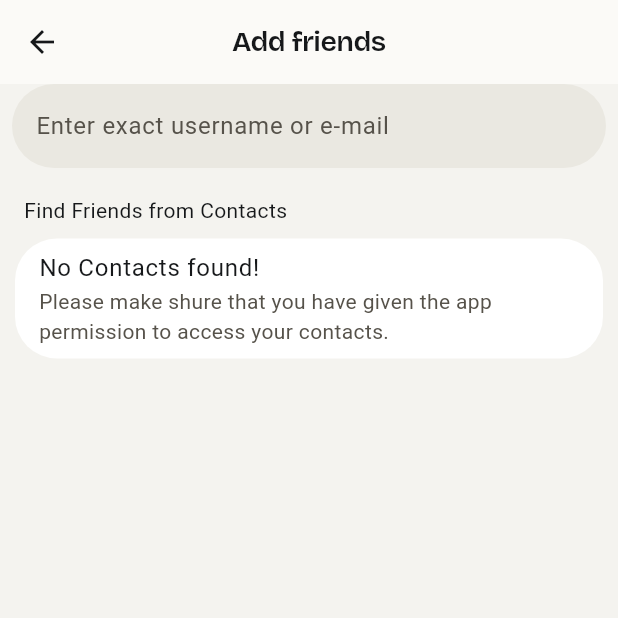
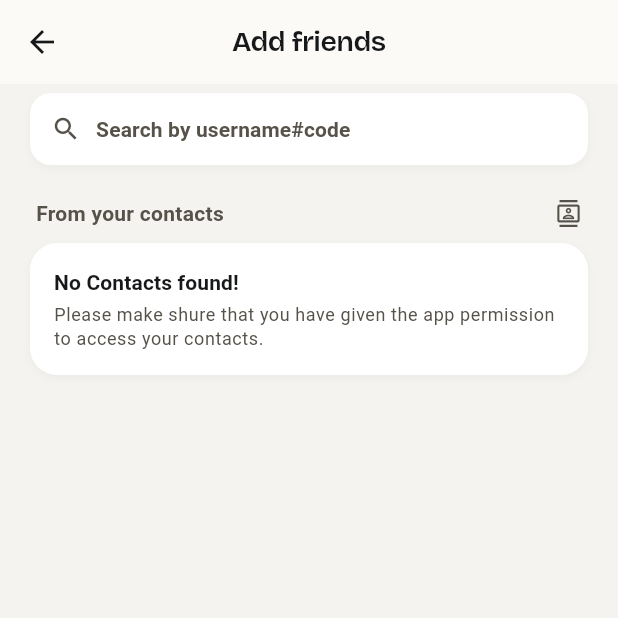
Before and after one commit to deun-at/deun, a Flutter app: the FriendAddPage screen opened directly, on a phone screen of 412 x 824 dp, the top half of it. Run offline on Flutter 3.47's test engine with Material 3 defaults, Android fonts, the phone set to English and light mode, and no system bars; our stand-ins replace app_links, equatable, firebase_core, firebase_messaging, fl_chart, flutter_contacts and 13 more; missing offline and left inert: async_preferences, google_mlkit_text_recognition, mobile_scanner, supabase_auth_ui, universal_html; accounts and stored records are empty; generated files the repository leaves out were written again.

Commit message:
E5-T2: Restyle add-friend search + contacts (Screen 15a)
Search field, live username#code results, and contact suggestions restyled
with FriendAddRow (MemberAvatar + handle + Add/Requested pill); pure
friend_add_button_state helper. Reuses existing search/add providers,
routes, and Supabase queries. (Subagent work; finished cleanup of an unused
local + committed by controller after the agent dropped on an API error.)

Co-Authored-By: Claude Opus 4.8 <noreply@anthropic.com>

```diff
--- a/lib/l10n/app_de.arb
+++ b/lib/l10n/app_de.arb
@@ -179,6 +179,9 @@
   "addFriendshipNoResult": "Es wurden keine Freunde gefunden.",
   "addFriendshipAmbiguousUsername": "Mehrere Benutzer haben diesen Namen. Suche mit dem vollständigen Benutzername#Code.",
   "addFriendshipContactOpenSettings": "Erlauben",
+  "addFriendshipSearchHint": "Nach Benutzername#Code suchen",
+  "addFriendshipFromContacts": "Aus deinen Kontakten",
+  "addFriendshipRequestedButton": "Angefragt",
   "requestFriendship": "Freund hinzufügen",
   "friendsPending": "Ausstehende Freundschaften",
   "friendshipRequestSent": "Freundschaftsanfrage gesendet.",
--- a/lib/l10n/app_en.arb
+++ b/lib/l10n/app_en.arb
@@ -644,6 +644,12 @@
   "@addFriendshipRequestNoResult": {},
   "addFriendshipContactNoResult": "No Contacts found!",
   "@addFriendshipContactNoResult": {},
+  "addFriendshipSearchHint": "Search by username#code",
+  "@addFriendshipSearchHint": {},
+  "addFriendshipFromContacts": "From your contacts",
+  "@addFriendshipFromContacts": {},
+  "addFriendshipRequestedButton": "Requested",
+  "@addFriendshipRequestedButton": {},
   "requestFriendship": "Add friend",
   "@requestFriendship": {},
   "friendsPending": "Pending",
--- a/lib/l10n/app_localizations.dart
+++ b/lib/l10n/app_localizations.dart
@@ -1187,6 +1187,24 @@ abstract class AppLocalizations {
   /// **'No Contacts found!'**
   String get addFriendshipContactNoResult;
 
+  /// No description provided for @addFriendshipSearchHint.
+  ///
+  /// In en, this message translates to:
+  /// **'Search by username#code'**
+  String get addFriendshipSearchHint;
+
+  /// No description provided for @addFriendshipFromContacts.
+  ///
+  /// In en, this message translates to:
+  /// **'From your contacts'**
+  String get addFriendshipFromContacts;
+
+  /// No description provided for @addFriendshipRequestedButton.
+  ///
+  /// In en, this message translates to:
+  /// **'Requested'**
+  String get addFriendshipRequestedButton;
+
   /// No description provided for @requestFriendship.
   ///
   /// In en, this message translates to:
--- a/lib/l10n/app_localizations_en.dart
+++ b/lib/l10n/app_localizations_en.dart
@@ -684,6 +684,15 @@ class AppLocalizationsEn extends AppLocalizations {
   String get addFriendshipContactNoResult => 'No Contacts found!';
 
   @override
+  String get addFriendshipSearchHint => 'Search by username#code';
+
+  @override
+  String get addFriendshipFromContacts => 'From your contacts';
+
+  @override
+  String get addFriendshipRequestedButton => 'Requested';
+
+  @override
   String get requestFriendship => 'Add friend';
 
   @override
--- a/lib/pages/friends/presentation/contact_suggestion_list.dart
+++ b/lib/pages/friends/presentation/contact_suggestion_list.dart
@@ -1,17 +1,23 @@
 import 'package:deun/l10n/app_localizations.dart';
+import 'package:deun/pages/friends/presentation/friend_add_row.dart';
 import 'package:deun/pages/users/user_model.dart';
-import 'package:deun/widgets/card_list_view_builder.dart';
+import 'package:deun/widgets/restyle/section_label.dart';
+import 'package:deun/widgets/restyle/soft_card.dart';
 import 'package:deun/widgets/shimmer_card_list.dart';
 import 'package:flutter/material.dart';
 
-import '../../../widgets/user_avatar.dart';
-
+/// Restyled "From your contacts" section (Screen 15a): a [SectionLabel] with a
+/// contacts glyph over a [SoftCard] of [FriendAddRow]s, plus an inline
+/// permission prompt when contact access was denied.
 class ContactSuggestionList extends StatelessWidget {
   final List<SupaUser> contactSuggestions;
   final Function(String userEmail, String displayName) onRequest;
   final bool isLoading;
   final bool contactPermissionDenied;
   final VoidCallback? onRequestPermission;
+
+  /// Emails already requested in this session — flips a row to "Requested".
+  final Set<String> requestedEmails;
 
   const ContactSuggestionList({
     super.key,
@@ -20,69 +26,103 @@ class ContactSuggestionList extends StatelessWidget {
     required this.isLoading,
     this.contactPermissionDenied = false,
     this.onRequestPermission,
+    this.requestedEmails = const {},
   });
 
   @override
   Widget build(BuildContext context) {
-    Widget title = ListTile(
-      enabled: false,
-      minTileHeight: 1,
-      title: Padding(
-        padding: const EdgeInsetsGeometry.only(top: 10),
-        child: Text(
-          AppLocalizations.of(context)!.addFriendshipAllContacts,
-          style: Theme.of(context).textTheme.bodyMedium,
+    final l10n = AppLocalizations.of(context)!;
+    final colorScheme = Theme.of(context).colorScheme;
+
+    final header = Padding(
+      padding: const EdgeInsets.fromLTRB(4, 4, 4, 10),
+      child: SectionLabel(
+        l10n.addFriendshipFromContacts,
+        trailing: Icon(
+          Icons.contacts_outlined,
+          size: 18,
+          color: colorScheme.onSurfaceVariant,
         ),
       ),
     );
 
+    Widget body;
     if (isLoading) {
-      return Column(children: [
-        title,
-        const ShimmerCardList(height: 50, listEntryLength: 3),
-      ]);
-    }
-
-    List<Widget> widgets = List.empty(growable: true);
-
-    if (contactSuggestions.isEmpty) {
-      widgets.add(ListTile(
-        title: Text(AppLocalizations.of(context)!.addFriendshipContactNoResult),
-        subtitle: Text(AppLocalizations.of(context)!
-            .addFriendshipContactPermissionSubtitle),
-        trailing: contactPermissionDenied && onRequestPermission != null
-            ? FilledButton.tonal(
-                onPressed: onRequestPermission,
-                child: Text(AppLocalizations.of(context)!.addFriendshipContactOpenSettings),
-              )
-            : null,
-      ));
+      body = const ShimmerCardList(height: 64, listEntryLength: 3);
+    } else if (contactSuggestions.isEmpty) {
+      body = _ContactEmptyCard(
+        contactPermissionDenied: contactPermissionDenied,
+        onRequestPermission: onRequestPermission,
+      );
     } else {
-      widgets.addAll(
-        contactSuggestions.map(
-          (user) {
-            return ListTile(
-              leading: UserAvatar(displayName: user.displayName, radius: 18),
-              title: Text(user.displayName),
-              subtitle: Text(user.fullUsername),
-              trailing: FilledButton(
-                child: Row(
-                  mainAxisSize: MainAxisSize.min,
-                  mainAxisAlignment: MainAxisAlignment.center,
-                  children: [
-                    const Icon(Icons.person_add_outlined),
-                    const SizedBox(width: 5),
-                    Text(AppLocalizations.of(context)!.add),
-                  ],
-                ),
-                onPressed: () => onRequest(user.email, user.displayName),
+      body = SoftCard(
+        padding: const EdgeInsets.symmetric(vertical: 6),
+        child: Column(
+          children: [
+            for (final user in contactSuggestions)
+              FriendAddRow(
+                user: user,
+                isRequested: requestedEmails
+                    .any((e) => e.toLowerCase() == user.email.toLowerCase()),
+                onRequest: () => onRequest(user.email, user.displayName),
               ),
-            );
-          },
+          ],
         ),
       );
     }
 
-    return Column(children: [title, CardColumn(children: widgets)]);
+    return Padding(
+      padding: const EdgeInsets.fromLTRB(20, 6, 20, 24),
+      child: Column(
+        crossAxisAlignment: CrossAxisAlignment.stretch,
+        children: [header, body],
+      ),
+    );
   }
 }
+
+/// Empty / permission-denied state for the contacts section.
+class _ContactEmptyCard extends StatelessWidget {
+  const _ContactEmptyCard({
+    required this.contactPermissionDenied,
+    required this.onRequestPermission,
+  });
+
+  final bool contactPermissionDenied;
+  final VoidCallback? onRequestPermission;
+
+  @override
+  Widget build(BuildContext context) {
+    final l10n = AppLocalizations.of(context)!;
+    final textTheme = Theme.of(context).textTheme;
+    final colorScheme = Theme.of(context).colorScheme;
+    final showAllow = contactPermissionDenied && onRequestPermission != null;
+
+    return SoftCard(
+      child: Column(
+        crossAxisAlignment: CrossAxisAlignment.start,
+        children: [
+          Text(
+            l10n.addFriendshipContactNoResult,
+            style: textTheme.titleSmall?.copyWith(fontWeight: FontWeight.w700),
+          ),
+          const SizedBox(height: 4),
+          Text(
+            l10n.addFriendshipContactPermissionSubtitle,
+            style: textTheme.bodySmall?.copyWith(color: colorScheme.onSurfaceVariant),
+          ),
+          if (showAllow) ...[
+            const SizedBox(height: 12),
+            Align(
+              alignment: Alignment.centerLeft,
+              child: FilledButton.tonal(
+                onPressed: onRequestPermission,
+                child: Text(l10n.addFriendshipContactOpenSettings),
+              ),
+            ),
+          ],
+        ],
+      ),
+    );
+  }
+}
--- a/lib/pages/friends/presentation/friend_add_page.dart
+++ b/lib/pages/friends/presentation/friend_add_page.dart
@@ -20,6 +20,10 @@ class _FriendAddPageState extends ConsumerState<FriendAddPage> {
   late final TextEditingController _searchController;
   late final FocusNode _searchFocusNode;
   Timer? _debounce;
+
+  /// Emails the user has requested in this session. Flips the per-row button to
+  /// "Requested" immediately, before the provider's exclusion-list refresh lands.
+  final Set<String> _requestedEmails = {};
 
   @override
   void initState() {
@@ -46,28 +50,30 @@ class _FriendAddPageState extends ConsumerState<FriendAddPage> {
 
   @override
   Widget build(BuildContext context) {
+    final l10n = AppLocalizations.of(context)!;
     return Scaffold(
       appBar: AppBar(
-        title: Text(AppLocalizations.of(context)!.addFriends),
+        title: Text(l10n.addFriends),
         centerTitle: true,
       ),
-      body: Column(
+      body: SafeArea(
+        top: false,
+        child: Column(
           children: [
-          // SearchBar is outside the provider-watched subtree so it never
+            // Search field is outside the provider-watched subtree so it never
             // rebuilds when results change — prevents keyboard dismissal.
             Padding(
-            padding: const EdgeInsets.only(left: 8.0, right: 8.0),
-            child: SearchBar(
+              padding: const EdgeInsets.fromLTRB(20, 6, 20, 12),
+              child: _SearchField(
                 controller: _searchController,
                 focusNode: _searchFocusNode,
-              elevation: WidgetStateProperty.all(0),
-              hintText:
-                  AppLocalizations.of(context)!.addFriendshipSelectionEmpty,
+                hintText: l10n.addFriendshipSearchHint,
                 onChanged: _onSearchChanged,
               ),
             ),
             Expanded(
               child: _FriendAddResults(
+                requestedEmails: _requestedEmails,
                 onRequest: _requestFriendship,
                 onRequestContactPermission: () {
                   ref.read(friendAddProvider.notifier).retryContactPermission();
@@ -76,6 +82,7 @@ class _FriendAddPageState extends ConsumerState<FriendAddPage> {
             ),
           ],
         ),
+      ),
     );
   }
 
@@ -83,27 +90,95 @@ class _FriendAddPageState extends ConsumerState<FriendAddPage> {
     try {
       await FriendshipRepository.request(userEmail);
       if (!mounted) return;
-      showSnackBar(context,
-          AppLocalizations.of(context)!.friendshipRequestSent(displayName));
+      setState(() => _requestedEmails.add(userEmail));
+      showSnackBar(context, l10nOf(context).friendshipRequestSent(displayName));
       sendFriendRequestNotification(context, {userEmail});
       unawaited(ref.read(friendAddProvider.notifier).refresh());
     } catch (e) {
       if (!mounted) return;
-      showSnackBar(context, AppLocalizations.of(context)!.generalError);
+      showSnackBar(context, l10nOf(context).generalError);
+    }
   }
 }
 
+AppLocalizations l10nOf(BuildContext context) => AppLocalizations.of(context)!;
+
+/// Restyled inset search field: a [SoftCard]-style rounded surface with a
+/// leading search glyph and a borderless text field.
+class _SearchField extends StatelessWidget {
+  const _SearchField({
+    required this.controller,
+    required this.focusNode,
+    required this.hintText,
+    required this.onChanged,
+  });
+
+  final TextEditingController controller;
+  final FocusNode focusNode;
+  final String hintText;
+  final ValueChanged<String> onChanged;
+
+  @override
+  Widget build(BuildContext context) {
+    final colorScheme = Theme.of(context).colorScheme;
+    final isDark = Theme.of(context).brightness == Brightness.dark;
+    final textTheme = Theme.of(context).textTheme;
+
+    return Container(
+      decoration: BoxDecoration(
+        color: colorScheme.surfaceContainerLowest,
+        borderRadius: BorderRadius.circular(14),
+        boxShadow: isDark
+            ? null
+            : const [
+                BoxShadow(
+                  color: Color(0x0A14120C),
+                  blurRadius: 4,
+                  offset: Offset(0, 2),
+                ),
+              ],
+      ),
+      padding: const EdgeInsets.symmetric(horizontal: 14),
+      child: Row(
+        children: [
+          Icon(Icons.search, size: 20, color: colorScheme.onSurfaceVariant),
+          const SizedBox(width: 10),
+          Expanded(
+            child: TextField(
+              controller: controller,
+              focusNode: focusNode,
+              onChanged: onChanged,
+              textInputAction: TextInputAction.search,
+              style: textTheme.titleSmall?.copyWith(fontWeight: FontWeight.w600),
+              decoration: InputDecoration(
+                isDense: true,
+                border: InputBorder.none,
+                contentPadding: const EdgeInsets.symmetric(vertical: 14),
+                hintText: hintText,
+                hintStyle: textTheme.titleSmall?.copyWith(
+                  fontWeight: FontWeight.w600,
+                  color: colorScheme.onSurfaceVariant,
+                ),
+              ),
+            ),
+          ),
+        ],
+      ),
+    );
+  }
 }
 
 /// Isolates the provider watch so that rebuilds from data loading
-/// don't propagate up to the SearchBar and dismiss the keyboard.
+/// don't propagate up to the search field and dismiss the keyboard.
 /// Each section uses select() to only rebuild when its own data changes.
 class _FriendAddResults extends StatelessWidget {
   const _FriendAddResults({
+    required this.requestedEmails,
     required this.onRequest,
     this.onRequestContactPermission,
   });
 
+  final Set<String> requestedEmails;
   final Future<void> Function(String, String) onRequest;
   final VoidCallback? onRequestContactPermission;
 
@@ -123,6 +198,7 @@ class _FriendAddResults extends StatelessWidget {
               searchText: searchText,
               isLoading: isLoading,
               isAmbiguousUsername: isAmbiguous,
+              requestedEmails: requestedEmails,
             );
           }),
         ),
@@ -137,6 +213,7 @@ class _FriendAddResults extends StatelessWidget {
               isLoading: isLoading,
               contactPermissionDenied: permissionDenied,
               onRequestPermission: onRequestContactPermission,
+              requestedEmails: requestedEmails,
             );
           }),
         ),
```
Also changed, not shown: lib/l10n/app_localizations_de.dart (+9 -0 lines), lib/pages/friends/presentation/friend_add_button_state.dart (added, +18 -0 lines), lib/pages/friends/presentation/friend_add_row.dart (added, +112 -0 lines), lib/pages/friends/presentation/search_result_list.dart (+59 -48 lines), 1 other file. Lines whose indentation alone changed are shown as unchanged.
